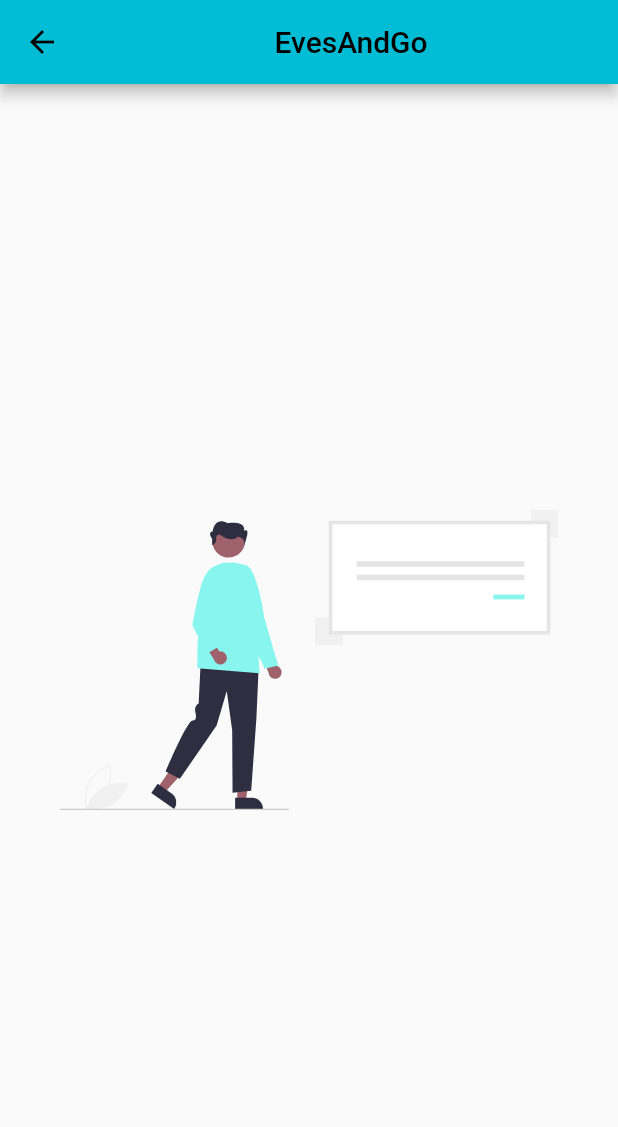
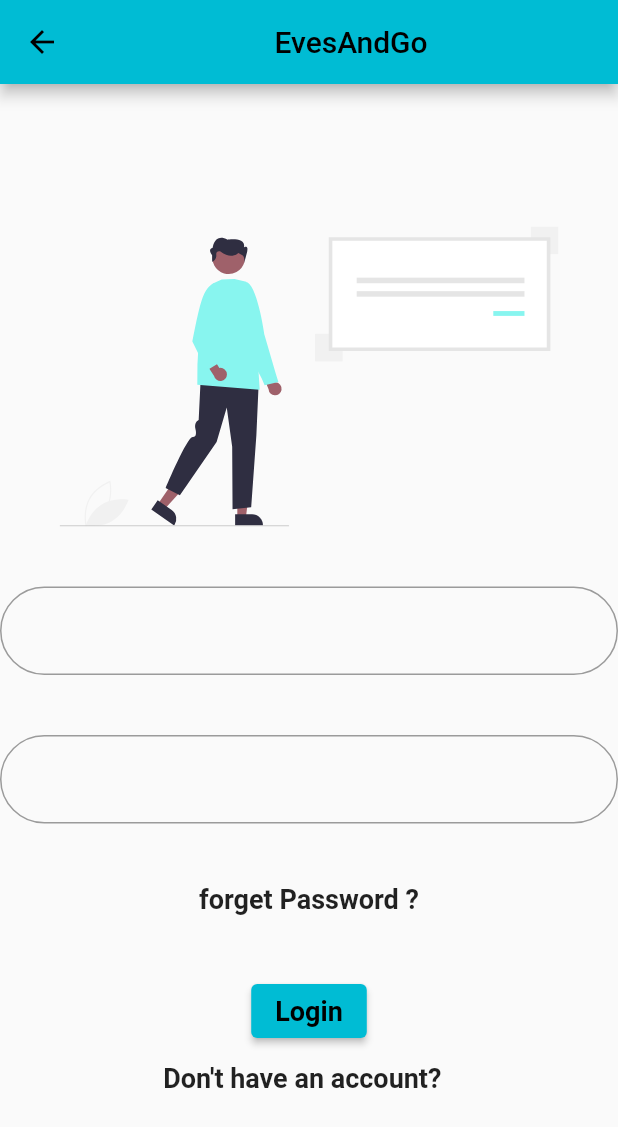
Before and after one commit to pranavsinghal2112/event-management-app, a Flutter app: the signin screen opened directly, on a phone screen of 412 x 824 dp. Shown: the top 1127 px of the screen. Run offline on Flutter 3.47's test engine with Material 2 defaults, Android fonts, the phone set to English and light mode, and no system bars; our stand-ins replace flutter_svg.

Commit message:
Added my project

```diff
--- a/lib/signin.dart
+++ b/lib/signin.dart
@@ -1,3 +1,4 @@
+import 'package:first/start.dart';
 import 'package:flutter/cupertino.dart';
 import 'package:flutter/material.dart';
 import 'package:flutter_svg/flutter_svg.dart';
@@ -7,9 +8,62 @@ class signin extends StatelessWidget {
   Widget build(BuildContext context) {
     return Scaffold(
       body: Center(
-        child: Container(
-          height: 200,
-          child: SvgPicture.asset("assets/signin.svg"),
+        child: Column(
+          mainAxisAlignment: MainAxisAlignment.center,
+          crossAxisAlignment: CrossAxisAlignment.center,
+          children: [
+            Container(
+              height: 200,
+              child: SvgPicture.asset("assets/signin.svg"),
+            ),
+            Container(
+              width: 250,
+              child: SizedBox(
+                height: 40,
+              ),
+            ),
+            TextField(
+              decoration: InputDecoration(
+                  border: OutlineInputBorder(
+                      borderRadius: BorderRadius.circular(30))),
+            ),
+            SizedBox(
+              height: 40,
+            ),
+            TextField(
+              decoration: InputDecoration(
+                  border: OutlineInputBorder(
+                      borderRadius: BorderRadius.circular(30))),
+            ),
+            SizedBox(
+              height: 40,
+            ),
+            Container(
+              child: Text(
+                "forget Password ?",
+                style: TextStyle(fontSize: 18, fontWeight: FontWeight.w700),
+              ),
+            ),
+            SizedBox(
+              height: 40,
+            ),
+            ElevatedButton(
+                onPressed: () {
+                  Navigator.push(context,
+                      MaterialPageRoute(builder: (context) => start()));
+                },
+                child: Text(
+                  "Login",
+                  style: TextStyle(fontSize: 18, fontWeight: FontWeight.w700),
+                )),
+            SizedBox(
+              height: 10,
+            ),
+            Text(
+              "Don't have an account?  ",
+              style: TextStyle(fontSize: 18, fontWeight: FontWeight.w700),
+            )
+          ],
         ),
       ),
       appBar: AppBar(
```
Also changed, not shown: lib/start.dart (added, +46 -0 lines), assets/start1.svg (renamed from assets/undraw_launching_re_tomg.svg), assets/start2.svg (renamed from assets/undraw_pitching_re_fpgk.svg).
